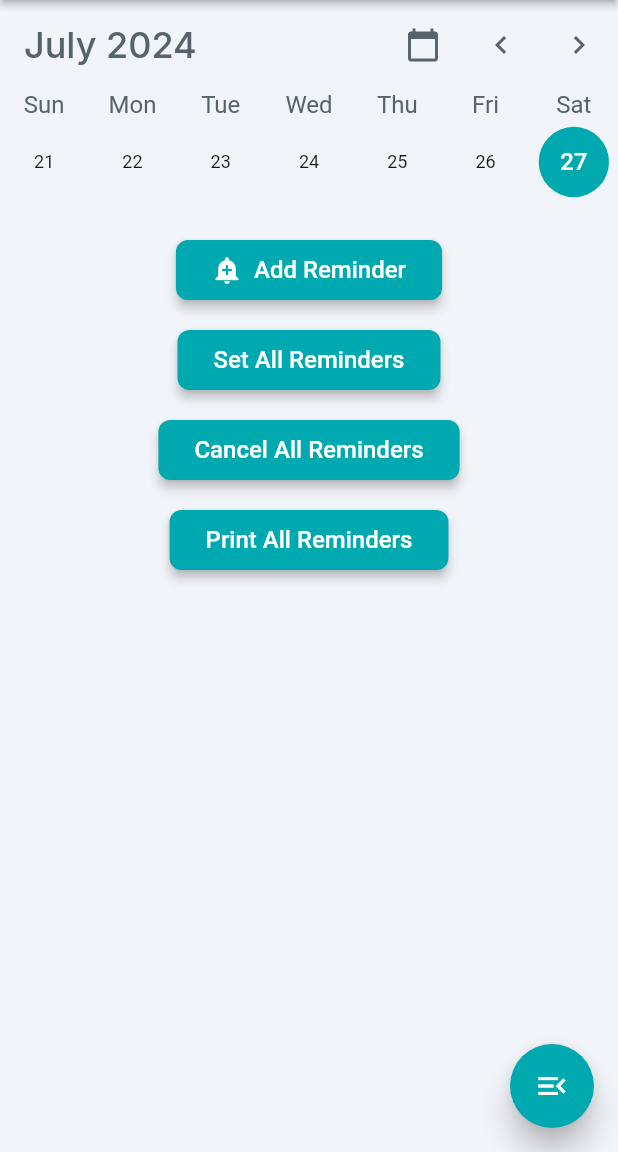
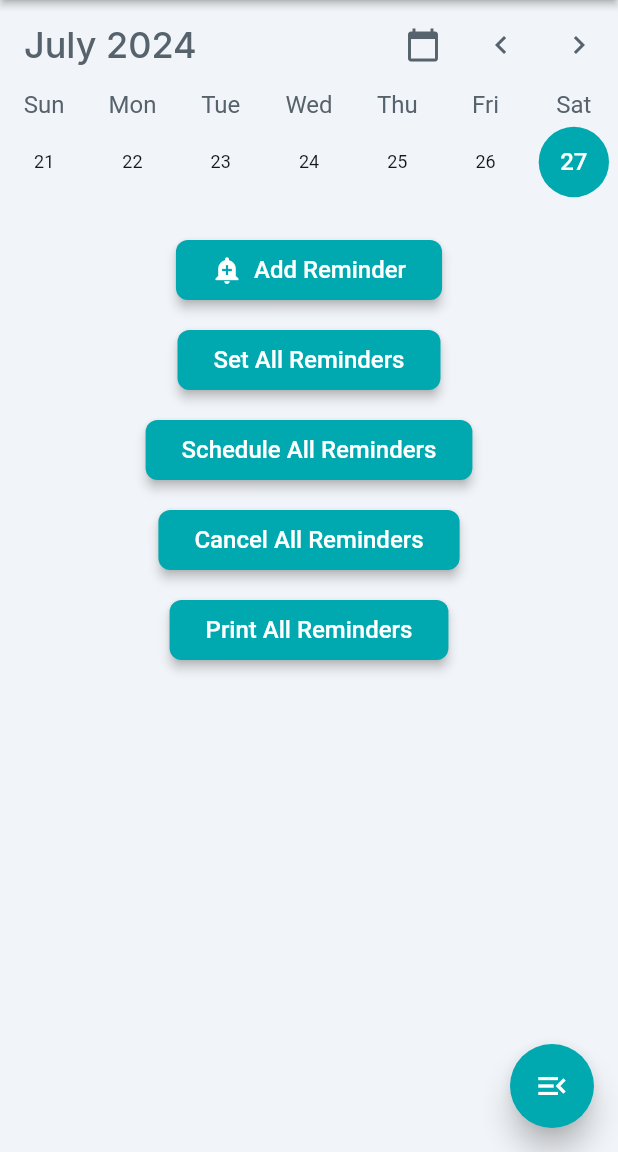
Before and after one commit to Joemuema/MyGloocoLocal, a Flutter app: the MedicationHomeWidget screen opened directly, on a phone screen of 412 x 824 dp, the part 84-1236 px from its top. Run offline on Flutter 3.47's test engine with Material 3 defaults, Android fonts, the light colour scheme and no system bars; drawn by our look-alikes of auto_size_text, table_calendar; our stand-ins replace awesome_notifications, cached_network_image, carousel_slider, cloud_firestore, easy_debounce, file_picker and 27 more; missing offline and left inert: json_path, mime_type, text_search; accounts and stored records are empty; Roboto replaces fonts that are missing (Readex Pro).

Commit message:
Updating to latest FlutterFlow output.

```diff
--- a/lib/medication/medication_home/medication_home_widget.dart
+++ b/lib/medication/medication_home/medication_home_widget.dart
@@ -1061,6 +1061,47 @@ class _MedicationHomeWidgetState extends State<MedicationHomeWidget> {
                             children: [
                               FFButtonWidget(
                                 onPressed: () async {
+                                  await actions.scheduleAll(
+                                    _model.allReminders!
+                                        .map((e) => e.reference)
+                                        .toList(),
+                                  );
+                                },
+                                text: 'Schedule All Reminders',
+                                options: FFButtonOptions(
+                                  height: 40.0,
+                                  padding: const EdgeInsetsDirectional.fromSTEB(
+                                      24.0, 0.0, 24.0, 0.0),
+                                  iconPadding: const EdgeInsetsDirectional.fromSTEB(
+                                      0.0, 0.0, 0.0, 0.0),
+                                  color: FlutterFlowTheme.of(context).primary,
+                                  textStyle: FlutterFlowTheme.of(context)
+                                      .titleSmall
+                                      .override(
+                                        fontFamily: 'Readex Pro',
+                                        color: Colors.white,
+                                        letterSpacing: 0.0,
+                                      ),
+                                  elevation: 3.0,
+                                  borderSide: const BorderSide(
+                                    color: Colors.transparent,
+                                    width: 1.0,
+                                  ),
+                                  borderRadius: BorderRadius.circular(8.0),
+                                ),
+                              ),
+                            ],
+                          ),
+                        ),
+                        Padding(
+                          padding: const EdgeInsetsDirectional.fromSTEB(
+                              0.0, 10.0, 0.0, 10.0),
+                          child: Row(
+                            mainAxisSize: MainAxisSize.max,
+                            mainAxisAlignment: MainAxisAlignment.center,
+                            children: [
+                              FFButtonWidget(
+                                onPressed: () async {
                                   await actions.unscheduleAll(
                                     _model.allReminders!
                                         .map((e) => e.reference)
```
